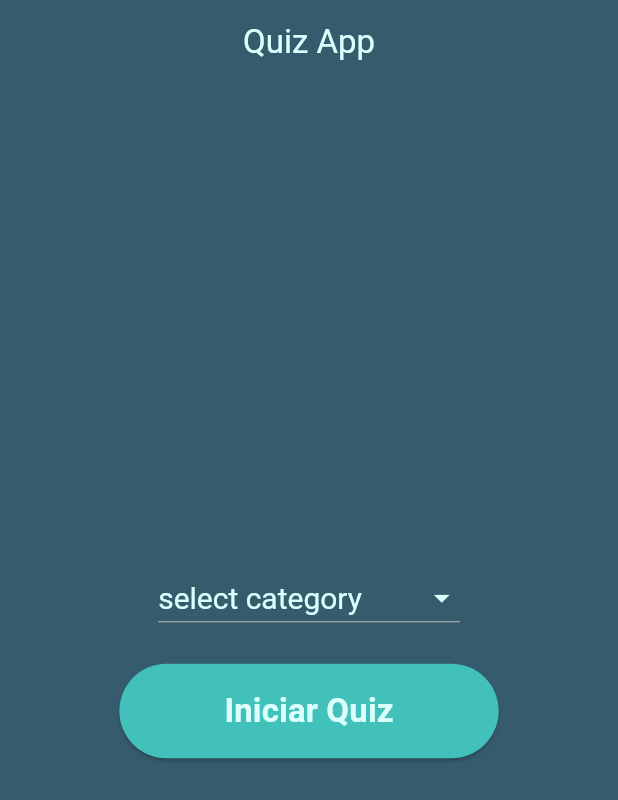
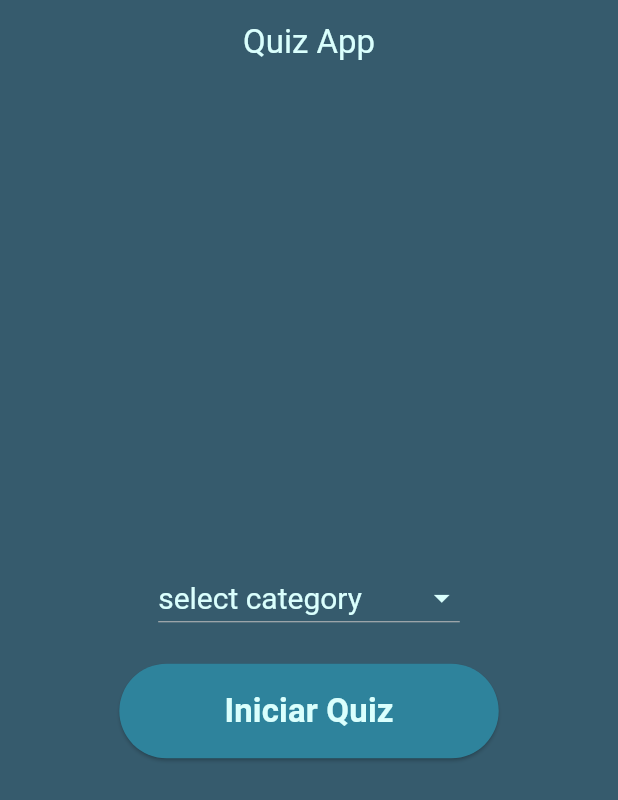
Before and after one commit to Julianafrego/intelecto_quiz, a Flutter app: the screen it shows after launch, on a phone screen of 412 x 824 dp. Shown: the top 800 px of the screen. Run offline on Flutter 3.47's test engine with Material 3 defaults, Android fonts, the phone set to English and light mode, and no system bars.

Commit message:
feat: adding more colors

```diff
--- a/lib/core/system_colors.dart
+++ b/lib/core/system_colors.dart
@@ -2,9 +2,13 @@ import 'package:flutter/material.dart';
 
 class SystemColors {
   static const Color white = Color.fromRGBO(218, 255, 253, 1);
-  static const Color blue1 = Color.fromRGBO(65, 193, 186, 1);
+  static const Color white2 = Color.fromRGBO(179, 215, 221, 1);
+  static const Color blue1 = Color.fromRGBO(46, 131, 156, 1);
   static const Color blue2 = Color.fromRGBO(54, 91, 109, 1);
   static const Color blue3 = Color.fromRGBO(35, 56, 67, 1);
-
+  static const Color red = Color.fromRGBO(198, 7, 17, 1);
+  static const Color green = Color.fromRGBO(0, 128, 0, 1);
+  static const Color green2 = Color.fromRGBO(97, 209, 116, 1);
+  static const Color black = Color.fromRGBO(0, 0, 0, 1);
 
 }
```
